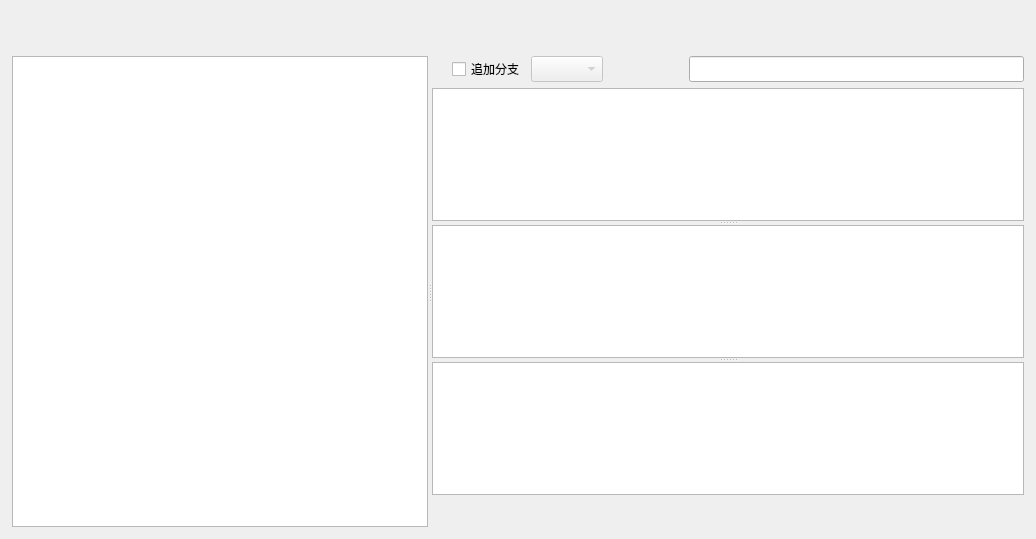
Above: src/window/MainWindow.ui from BeyondXinXin/RepoReporter before the change. Below: the same form after it.
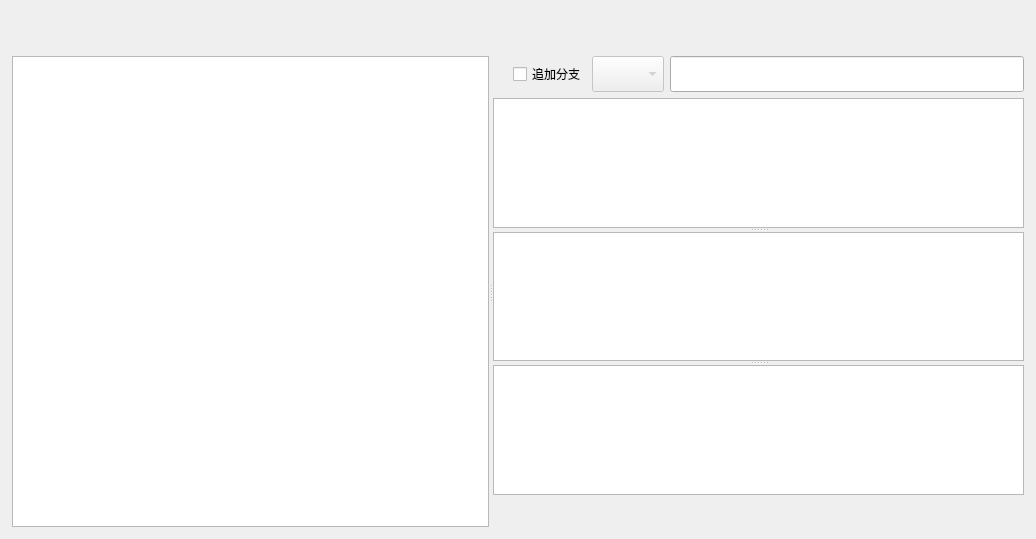
That is the form after the change. Custom widgets are drawn as their Qt base class.

Patch:
```diff
--- a/src/window/MainWindow.ui
+++ b/src/window/MainWindow.ui
@@ -110,13 +110,13 @@
               <property name="minimumSize">
                <size>
                 <width>0</width>
-                <height>26</height>
+                <height>36</height>
                </size>
               </property>
               <property name="maximumSize">
                <size>
                 <width>16777215</width>
-                <height>26</height>
+                <height>36</height>
                </size>
               </property>
               <property name="text">
@@ -135,45 +135,29 @@
               <property name="minimumSize">
                <size>
                 <width>0</width>
-                <height>26</height>
+                <height>36</height>
                </size>
               </property>
               <property name="maximumSize">
                <size>
                 <width>16777215</width>
-                <height>26</height>
+                <height>36</height>
                </size>
               </property>
              </widget>
             </item>
             <item>
-             <spacer name="horizontalSpacer">
-              <property name="orientation">
-               <enum>Qt::Horizontal</enum>
-              </property>
-              <property name="sizeType">
-               <enum>QSizePolicy::Fixed</enum>
-              </property>
-              <property name="sizeHint" stdset="0">
-               <size>
-                <width>80</width>
-                <height>20</height>
-               </size>
-              </property>
-             </spacer>
-            </item>
-            <item>
-             <widget class="QLineEdit" name="lineEdit">
+             <widget class="SearchLineEdit" name="searchEdit">
               <property name="minimumSize">
                <size>
                 <width>0</width>
-                <height>26</height>
+                <height>36</height>
                </size>
               </property>
               <property name="maximumSize">
                <size>
                 <width>16777215</width>
-                <height>26</height>
+                <height>36</height>
                </size>
               </property>
              </widget>
@@ -250,6 +234,11 @@
    <extends>QTextEdit</extends>
    <header>widget/MessageTextEdit.h</header>
   </customwidget>
+  <customwidget>
+   <class>SearchLineEdit</class>
+   <extends>QLineEdit</extends>
+   <header>widget/SearchLineEdit.h</header>
+  </customwidget>
  </customwidgets>
  <resources/>
  <connections/>
```
